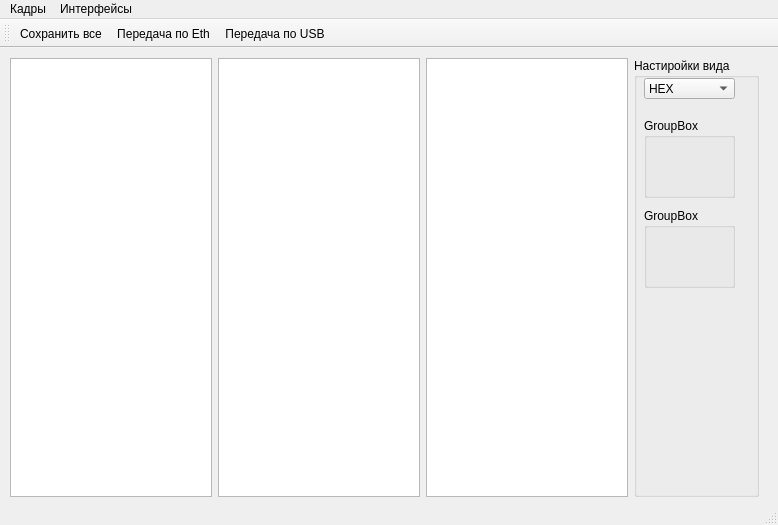
First picture: the form in mainwindow.ui, repository Gorbykov/InterfaceTester, before the edit.
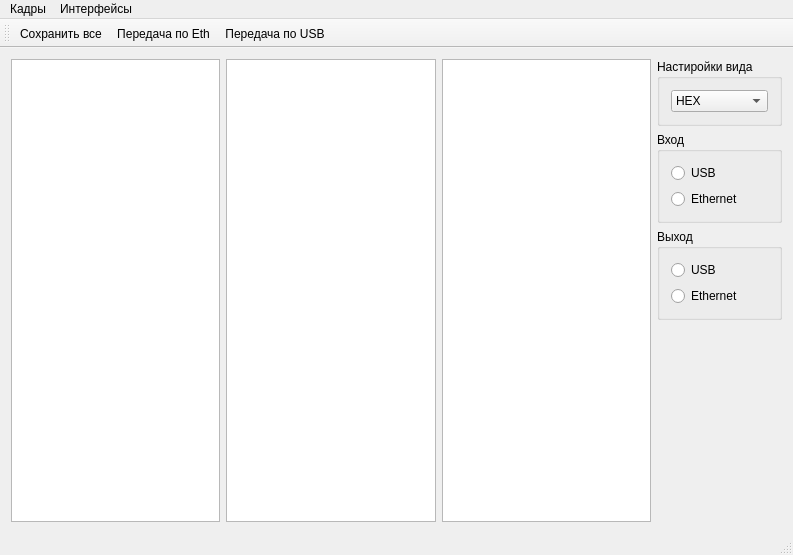
Second picture: the form after the edit.

What changed in the file:
```diff
--- a/mainwindow.ui
+++ b/mainwindow.ui
@@ -6,27 +6,21 @@
    <rect>
     <x>0</x>
     <y>0</y>
-    <width>778</width>
-    <height>525</height>
+    <width>793</width>
+    <height>555</height>
    </rect>
   </property>
   <property name="windowTitle">
    <string>MainWindow</string>
   </property>
   <widget class="QWidget" name="centralWidget">
-   <widget class="QWidget" name="horizontalLayoutWidget">
-    <property name="geometry">
-     <rect>
-      <x>-1</x>
-      <y>-1</y>
-      <width>771</width>
-      <height>461</height>
-     </rect>
+   <property name="sizePolicy">
+    <sizepolicy hsizetype="Maximum" vsizetype="Maximum">
+     <horstretch>0</horstretch>
+     <verstretch>0</verstretch>
+    </sizepolicy>
     </property>
     <layout class="QHBoxLayout" name="horizontalLayout">
-     <property name="sizeConstraint">
-      <enum>QLayout::SetDefaultConstraint</enum>
-     </property>
      <item>
       <widget class="QTextEdit" name="textEditOut">
        <property name="font">
@@ -67,6 +61,8 @@
       </widget>
      </item>
      <item>
+     <layout class="QVBoxLayout" name="verticalLayout_2">
+      <item>
       <widget class="QGroupBox" name="settingBox">
        <property name="sizePolicy">
         <sizepolicy hsizetype="Preferred" vsizetype="Preferred">
@@ -77,15 +73,9 @@
        <property name="title">
         <string>Настиройки вида</string>
        </property>
+        <layout class="QVBoxLayout" name="verticalLayout">
+         <item>
        <widget class="QComboBox" name="charView">
-        <property name="geometry">
-         <rect>
-          <x>10</x>
-          <y>20</y>
-          <width>91</width>
-          <height>21</height>
-         </rect>
-        </property>
         <item>
          <property name="text">
           <string>HEX</string>
@@ -97,43 +87,79 @@
          </property>
         </item>
        </widget>
-       <widget class="QGroupBox" name="groupBox">
-        <property name="geometry">
-         <rect>
-          <x>10</x>
-          <y>60</y>
-          <width>91</width>
-          <height>80</height>
-         </rect>
-        </property>
+         </item>
+        </layout>
+       </widget>
+      </item>
+      <item>
+       <widget class="QGroupBox" name="groupIn">
         <property name="title">
-         <string>GroupBox</string>
+         <string>Вход</string>
         </property>
-       </widget>
-       <widget class="QGroupBox" name="groupBox_2">
-        <property name="geometry">
-         <rect>
-          <x>10</x>
-          <y>150</y>
-          <width>91</width>
-          <height>80</height>
-         </rect>
-        </property>
+        <layout class="QVBoxLayout" name="verticalLayout_3">
+         <item>
+          <widget class="QRadioButton" name="radioButtonUsbIn">
+           <property name="text">
+            <string>USB</string>
+           </property>
+          </widget>
+         </item>
+         <item>
+          <widget class="QRadioButton" name="radioButtonEthIn">
+           <property name="text">
+            <string>Ethernet</string>
+           </property>
+          </widget>
+         </item>
+        </layout>
+       </widget>
+      </item>
+      <item>
+       <widget class="QGroupBox" name="groupOut">
         <property name="title">
-         <string>GroupBox</string>
+         <string>Выход</string>
         </property>
-       </widget>
+        <layout class="QVBoxLayout" name="verticalLayout_4">
+         <item>
+          <widget class="QRadioButton" name="radioButtonUsbOut">
+           <property name="text">
+            <string>USB</string>
+           </property>
+          </widget>
+         </item>
+         <item>
+          <widget class="QRadioButton" name="radioEthOut">
+           <property name="text">
+            <string>Ethernet</string>
+           </property>
       </widget>
      </item>
     </layout>
    </widget>
+      </item>
+      <item>
+       <spacer name="verticalSpacer">
+        <property name="orientation">
+         <enum>Qt::Vertical</enum>
+        </property>
+        <property name="sizeHint" stdset="0">
+         <size>
+          <width>20</width>
+          <height>40</height>
+         </size>
+        </property>
+       </spacer>
+      </item>
+     </layout>
+    </item>
+   </layout>
   </widget>
   <widget class="QMenuBar" name="menuBar">
    <property name="geometry">
     <rect>
      <x>0</x>
      <y>0</y>
-     <width>778</width>
+     <width>793</width>
      <height>21</height>
     </rect>
    </property>
```
Left out of the diff: 16 changed lines with no effect on the pictures. Lines whose indentation alone changed are shown as unchanged.
